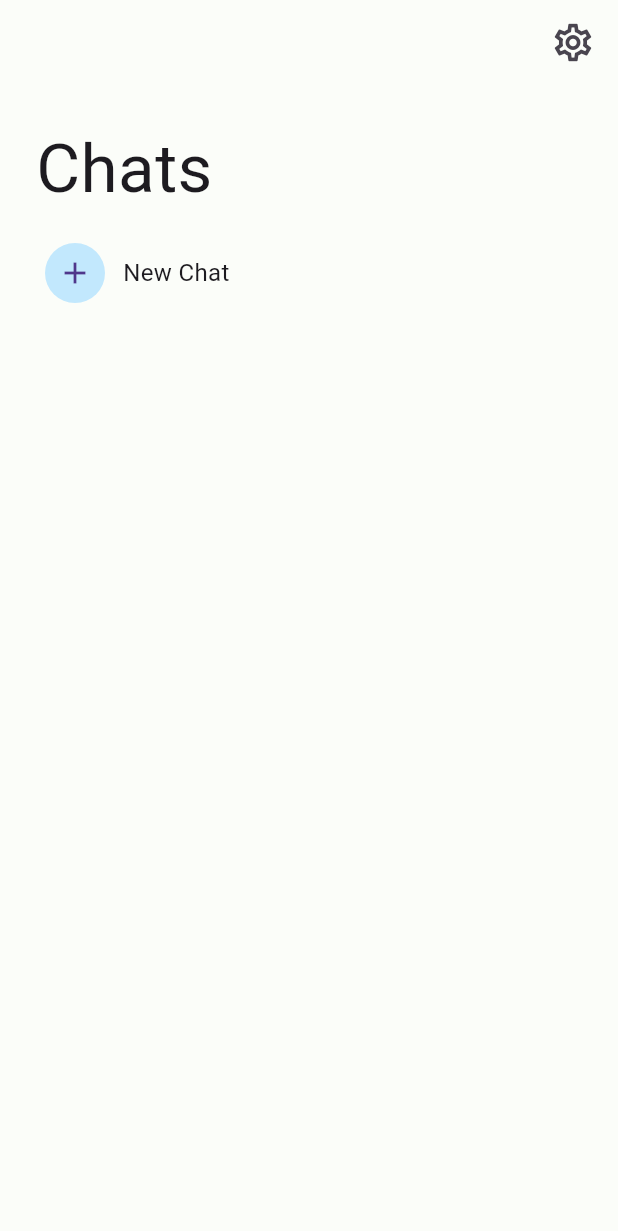
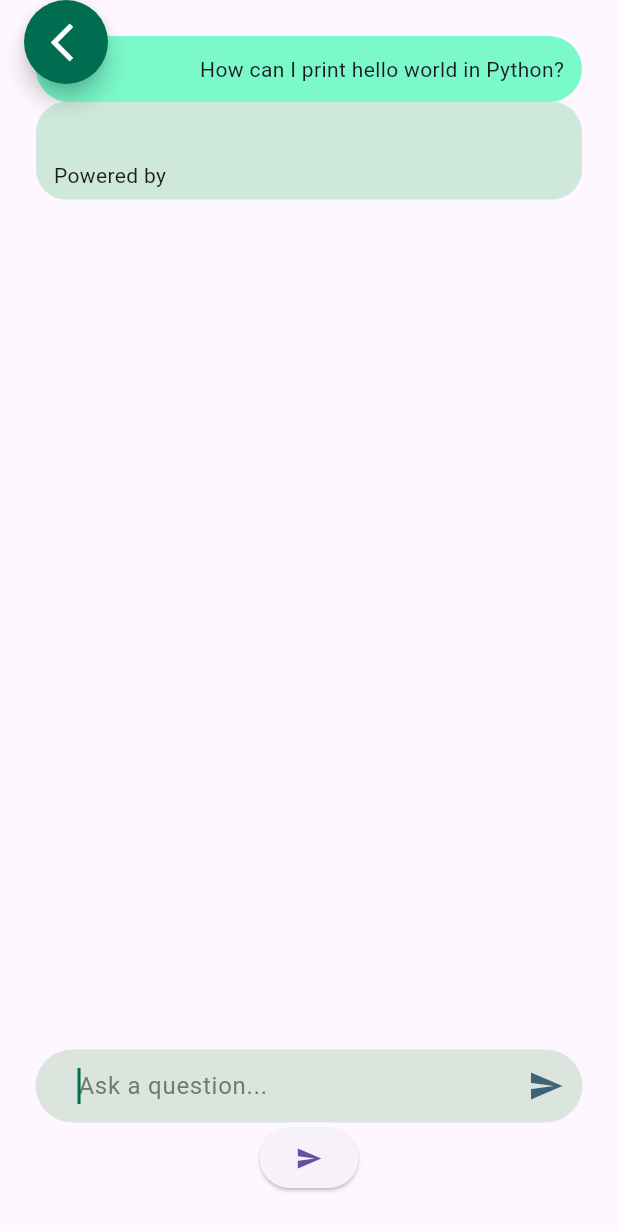
Before and after one commit to Taewan-P/gpt_mobile, a Flutter app: the ChatList screen opened directly, after a tap on "New Chat", on a phone screen of 412 x 824 dp. Shown: the top 1231 px of the screen. Run offline on Flutter 3.47's test engine with Material 2 defaults, Android fonts, the light colour scheme and no system bars; our stand-ins replace flutter_markdown, flutter_svg, google_fonts, shared_preferences, sqflite; missing offline and left inert: flutter_highlighter, markdown; accounts and stored records are empty.

Commit message:
Add incomplete chat screen page
Co-Authored-By: 김다예 <63107805+kimdaye77@users.noreply.github.com>

```diff
--- a/lib/screens/chat_list.dart
+++ b/lib/screens/chat_list.dart
@@ -1,4 +1,5 @@
 import 'package:flutter/material.dart';
+import 'package:gpt_mobile/screens/chat_screen.dart';
 import 'package:gpt_mobile/screens/setting.dart';
 
 import 'package:gpt_mobile/styles/color_schemes.g.dart';
@@ -39,7 +40,11 @@ class _ChatListState extends State<ChatList> {
       appBar: AppBar(
           automaticallyImplyLeading: false,
           actions: [
-            IconButton(
+            Padding(
+              padding: const EdgeInsets.only(
+                right: 12,
+              ),
+              child: IconButton(
                 onPressed: () => Navigator.push(
                   context,
                   MaterialPageRoute(
@@ -50,8 +55,6 @@ class _ChatListState extends State<ChatList> {
                   Icons.settings_outlined,
                   size: 30,
                 ),
-              padding: const EdgeInsets.only(
-                right: 12,
               ),
             )
           ],
@@ -89,7 +92,14 @@ class _ChatListState extends State<ChatList> {
 
   Widget newChat() {
     return InkWell(
-      onTap: () {},
+      onTap: () {
+        Navigator.push(
+          context,
+          MaterialPageRoute(
+            builder: (context) => const ChatScreen(),
+          ),
+        );
+      },
       child: Padding(
         padding: const EdgeInsets.all(6),
         child: Row(
--- /dev/null
+++ b/lib/screens/chat_screen.dart
@@ -0,0 +1,197 @@
+import 'package:flutter/material.dart';
+import 'package:flutter_markdown/flutter_markdown.dart';
+import 'package:gpt_mobile/database/database_helper.dart';
+
+import 'package:gpt_mobile/styles/color_schemes.g.dart';
+import 'package:gpt_mobile/utils/markdown_builder.dart';
+import 'package:markdown/markdown.dart' as md;
+
+class ChatScreen extends StatefulWidget {
+  const ChatScreen({super.key});
+
+  @override
+  State<ChatScreen> createState() => _ChatScreenState();
+}
+
+class _ChatScreenState extends State<ChatScreen> {
+  final inputFocusScopeNode = FocusScopeNode();
+  final inputController = TextEditingController();
+  String inputText = '';
+
+  List<Message> chats = [
+    Message(
+        id: 0,
+        conversationId: 0,
+        messageId: 0,
+        sender: 'user',
+        createdAt: 0,
+        content: "How can I print hello world in Python?"),
+    Message(
+        id: 1,
+        conversationId: 0,
+        messageId: 1,
+        sender: 'assistant',
+        createdAt: 12,
+        content: ""),
+  ]; //tmp
+  // 이전 화면에서 해당 화면 실행 시 값을 불러와야함
+  // 불러와야하는값:
+  // 1. 신규 채팅이냐? 아니면 기존에 존재하던 채팅이냐?
+  // 2. 기존 채팅이면 DB에서 채팅 목록 가져오기
+  // 3. 신규 채팅이면 DB에 추가를 하되, 첫 질문을 하는 경우에만 추가. 신규 채팅 열고 아무 말도 안하면
+  //    DB에 추가하지 않음.
+
+  // API 요청용 클래스랑 함수를 만들자.
+
+  @override
+  Widget build(BuildContext context) {
+    return Scaffold(
+      floatingActionButton: FloatingActionButton(
+        shape: const CircleBorder(),
+        backgroundColor: lightColorScheme.primary,
+        child: const Padding(
+          padding: EdgeInsets.only(right: 5),
+          child: Icon(
+            Icons.arrow_back_ios_new_outlined,
+            color: Colors.white,
+            size: 30,
+          ),
+        ),
+        onPressed: () {
+          Navigator.pop(context);
+        },
+      ),
+      floatingActionButtonLocation: FloatingActionButtonLocation.startTop,
+      body: SafeArea(
+        child: Padding(
+          padding: const EdgeInsets.all(24),
+          child: Column(
+            children: [
+              Expanded(
+                child: ListView.builder(
+                  itemCount: chats.length,
+                  itemBuilder: ((context, index) =>
+                      chats[index].sender == "user"
+                          ? userBubble(chats[index].content)
+                          : systemBubble(chats[index].content)),
+                ),
+              ),
+              inputBar(),
+            ],
+          ),
+        ),
+      ),
+    );
+  }
+
+  Widget sideBubbleScrollView() {
+    // 좌우로 결과값들을 스크롤 할 수 있는 뷰
+    return const Placeholder();
+  }
+
+  Widget markdownBuilder(String data) {
+    return Markdown(
+      key: const Key('defaultmarkdownformatter'),
+      data: data,
+      selectable: true,
+      padding: const EdgeInsets.all(8),
+      builders: {
+        'code': CodeElementBuilder(),
+      },
+      extensionSet: md.ExtensionSet(
+          md.ExtensionSet.gitHubFlavored.blockSyntaxes,
+          [md.EmojiSyntax(), ...md.ExtensionSet.gitHubFlavored.inlineSyntaxes]),
+    );
+  }
+
+  Widget userBubble(String content) {
+    return Container(
+      padding: const EdgeInsets.all(12),
+      alignment: Alignment.bottomRight,
+      decoration: BoxDecoration(
+        color: lightColorScheme.primaryContainer,
+        borderRadius: BorderRadius.circular(30),
+      ),
+      child: Text(content),
+    );
+  }
+
+  Widget systemBubble(String content) {
+    return Container(
+      padding: const EdgeInsets.fromLTRB(12, 12, 12, 6),
+      alignment: Alignment.bottomLeft,
+      decoration: BoxDecoration(
+        color: lightColorScheme.secondaryContainer,
+        borderRadius: BorderRadius.circular(20),
+      ),
+      child: Column(
+        children: [
+          Text(content),
+          const Padding(
+            padding: EdgeInsets.only(top: 6),
+          ),
+          const Text(
+            'Powered by',
+            textAlign: TextAlign.end,
+          ),
+        ],
+      ),
+    );
+  }
+
+  Widget inputBar() {
+    SingleChildScrollView inputScrollView = SingleChildScrollView(
+      child: FocusScope(
+          node: inputFocusScopeNode,
+          child: TextFormField(
+            autofocus: true,
+            controller: inputController,
+            onChanged: (value) {
+              setState(() {
+                inputText = value;
+              });
+            },
+            onTapOutside: (event) => inputFocusScopeNode.unfocus(),
+            keyboardType: TextInputType.multiline,
+            textInputAction: TextInputAction.newline,
+            maxLines: null,
+            decoration: InputDecoration(
+              floatingLabelBehavior: FloatingLabelBehavior.always,
+              contentPadding: const EdgeInsets.symmetric(horizontal: 24),
+              suffixIcon: Icon(
+                Icons.send,
+                color: lightColorScheme.tertiary,
+              ),
+              hintText: 'Ask a question...',
+              hintStyle: TextStyle(
+                color: lightColorScheme.outline,
+              ),
+              filled: true,
+              fillColor: lightColorScheme.surfaceVariant,
+              enabledBorder: OutlineInputBorder(
+                borderSide: BorderSide(
+                  width: 0,
+                  color: lightColorScheme.surfaceVariant,
+                ),
+                borderRadius: BorderRadius.circular(30),
+              ),
+              focusedBorder: OutlineInputBorder(
+                borderSide: BorderSide(
+                  width: 0,
+                  color: lightColorScheme.surfaceVariant,
+                ),
+                borderRadius: BorderRadius.circular(30),
+              ),
+            ),
+            cursorColor: lightColorScheme.primary,
+          )),
+    );
+
+    return Container(
+        constraints: const BoxConstraints(maxHeight: 100),
+        child: Column(children: [
+          inputScrollView,
+          ElevatedButton(onPressed: () {}, child: const Icon(Icons.send))
+        ]));
+  }
+}
--- /dev/null
+++ b/lib/utils/markdown_builder.dart
@@ -0,0 +1,40 @@
+import 'package:flutter/widgets.dart';
+import 'package:flutter/material.dart';
+import 'package:flutter_highlighter/flutter_highlighter.dart';
+import 'package:flutter_highlighter/themes/atom-one-dark.dart';
+import 'package:flutter_markdown/flutter_markdown.dart';
+import 'package:markdown/markdown.dart' as md;
+import 'package:google_fonts/google_fonts.dart';
+
+class CodeElementBuilder extends MarkdownElementBuilder {
+  @override
+  Widget? visitElementAfter(md.Element element, TextStyle? preferredStyle) {
+    var language = '';
+
+    if (element.attributes['class'] != null) {
+      String lg = element.attributes['class'] as String;
+      language = lg.substring(9);
+    }
+    WidgetsFlutterBinding.ensureInitialized();
+    return SizedBox(
+      child: HighlightView(
+        // The original code to be highlighted
+        element.textContent,
+
+        // Specify language
+        // It is recommended to give it a value for performance
+        language: language,
+
+        // Specify highlight theme
+        // All available themes are listed in `themes` folder
+        theme: atomOneDarkTheme,
+
+        // Specify padding
+        padding: const EdgeInsets.all(8),
+
+        // Specify text style
+        textStyle: GoogleFonts.jetBrainsMono(),
+      ),
+    );
+  }
+}
--- a/pubspec.yaml
+++ b/pubspec.yaml
@@ -41,6 +41,10 @@ dependencies:
   shared_preferences: ^2.1.0
   url_launcher: ^6.1.10
   flutter_native_splash: ^2.2.19
+  flutter_markdown: ^0.6.14
+  google_fonts: ^4.0.4
+  flutter_highlighter: ^0.1.1
+  markdown: ^7.0.2
 
 dev_dependencies:
   flutter_test:
```
Also changed, not shown: pubspec.lock. Lines whose indentation alone changed are shown as unchanged.
